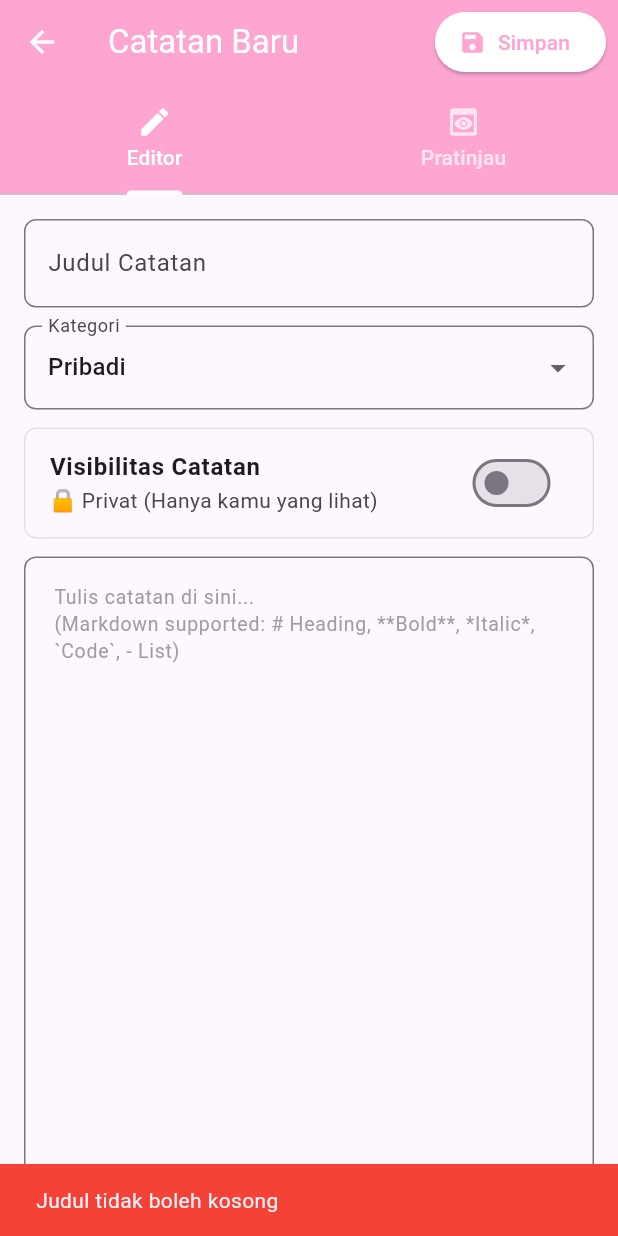
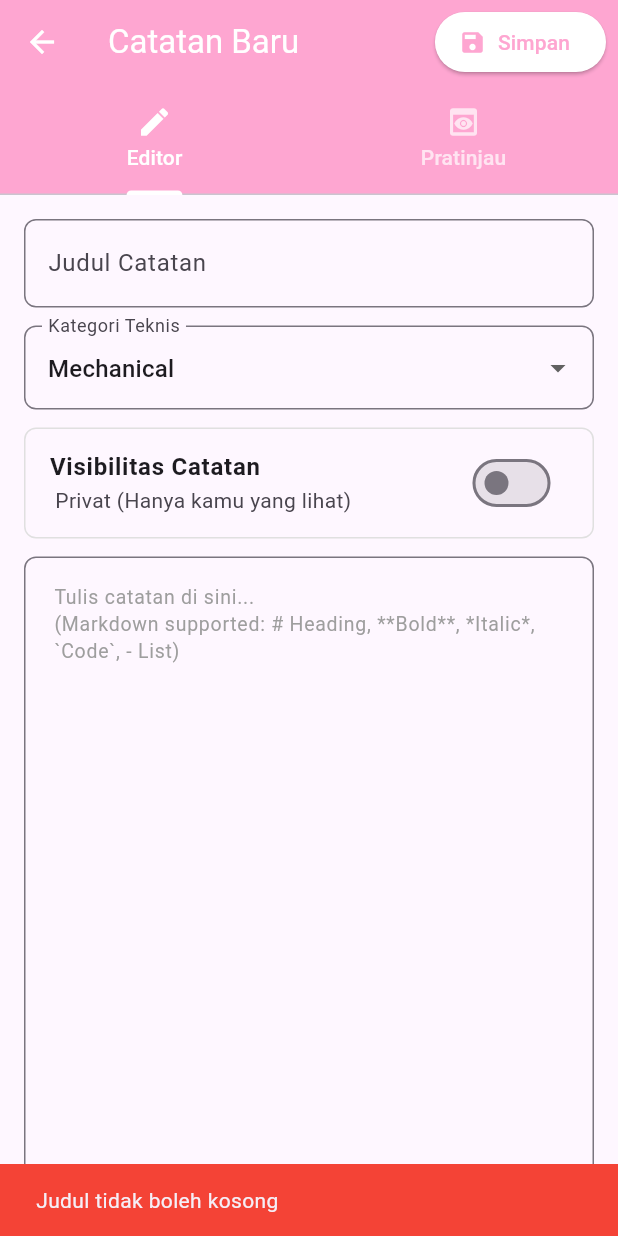
Before and after one commit to ucii88/-PY4_2A_D3_2024-_Modul1_026, a Flutter app: the LogEditorPage screen opened directly with empty values, after a tap on "Simpan", on a phone screen of 412 x 824 dp. Run offline on Flutter 3.47's test engine with Material 3 defaults, Android fonts, the phone set to English and light mode, and no system bars; our stand-ins replace connectivity_plus, flutter_dotenv, flutter_markdown, hive, hive_flutter, shared_preferences; missing offline and left inert: mongo_dart; accounts and stored records are empty.

Commit message:
modul 5 final

```diff
--- a/lib/features/logbook/log_editor_page.dart
+++ b/lib/features/logbook/log_editor_page.dart
@@ -41,7 +41,7 @@ class _LogEditorPageState extends State<LogEditorPage> {
       text: widget.log?.description ?? '',
     );
     _categoryController = TextEditingController(
-      text: widget.log?.category ?? 'Pribadi',
+      text: widget.log?.category ?? 'Mechanical',
     );
     _isPublic = widget.log?.isPublic ?? false; // Initialize from existing log
 
@@ -93,7 +93,7 @@ class _LogEditorPageState extends State<LogEditorPage> {
         if (mounted) {
           ScaffoldMessenger.of(context).showSnackBar(
             const SnackBar(
-              content: Text('✅ Catatan berhasil disimpan'),
+              content: Text(' Catatan berhasil disimpan'),
               backgroundColor: Colors.green,
               duration: Duration(seconds: 2),
             ),
@@ -113,7 +113,7 @@ class _LogEditorPageState extends State<LogEditorPage> {
         if (mounted) {
           ScaffoldMessenger.of(context).showSnackBar(
             const SnackBar(
-              content: Text('✅ Catatan berhasil diupdate'),
+              content: Text(' Catatan berhasil diupdate'),
               backgroundColor: Colors.green,
               duration: Duration(seconds: 2),
             ),
@@ -139,6 +139,20 @@ class _LogEditorPageState extends State<LogEditorPage> {
     _descController.dispose();
     _categoryController.dispose();
     super.dispose();
+  }
+
+  /// Helper: Ambil warna berdasarkan kategori
+  Color _getCategoryColor(String category) {
+    switch (category) {
+      case "Mechanical":
+        return const Color.fromARGB(255, 138, 199, 140); // Hijau
+      case "Electronic":
+        return const Color.fromARGB(255, 111, 175, 227); // Biru
+      case "Software":
+        return const Color.fromARGB(255, 224, 146, 94); // Oranye
+      default:
+        return const Color.fromARGB(255, 158, 158, 158); // Abu-abu fallback
+    }
   }
 
   @override
@@ -231,13 +245,20 @@ class _LogEditorPageState extends State<LogEditorPage> {
           ),
           const SizedBox(height: 12),
 
-          // ========== FIELD: CATEGORY ==========
+          // ========== FIELD: CATEGORY (Homework 3: Categorization & Color Coding) ==========
           DropdownButtonFormField<String>(
-            initialValue: _categoryController.text.isEmpty
-                ? 'Pribadi'
-                : _categoryController.text,
+            isExpanded: true,
+            initialValue:
+                [
+                  'Mechanical',
+                  'Electronic',
+                  'Software',
+                ].contains(_categoryController.text)
+                ? _categoryController.text
+                : 'Mechanical',
             decoration: InputDecoration(
-              labelText: "Kategori",
+              labelText: "Kategori Teknis",
+              hintText: "Pilih kategori: Mechanical, Electronic, atau Software",
               border: OutlineInputBorder(
                 borderRadius: BorderRadius.circular(8),
               ),
@@ -249,11 +270,11 @@ class _LogEditorPageState extends State<LogEditorPage> {
                 ),
               ),
             ),
-            items: ['Pribadi', 'Pekerjaan', 'Urgent']
+            items: ['Mechanical', 'Electronic', 'Software']
                 .map((cat) => DropdownMenuItem(value: cat, child: Text(cat)))
                 .toList(),
             onChanged: (value) {
-              _categoryController.text = value ?? 'Pribadi';
+              _categoryController.text = value ?? 'Mechanical';
             },
           ),
           const SizedBox(height: 12),
@@ -270,8 +291,8 @@ class _LogEditorPageState extends State<LogEditorPage> {
               ),
               subtitle: Text(
                 _isPublic
-                    ? "🌐 Publik (Semua bisa lihat)"
-                    : "🔒 Privat (Hanya kamu yang lihat)",
+                    ? " Publik (Semua bisa lihat)"
+                    : " Privat (Hanya kamu yang lihat)",
               ),
               trailing: Switch(
                 value: _isPublic,
@@ -353,7 +374,7 @@ class _LogEditorPageState extends State<LogEditorPage> {
                   vertical: 6,
                 ),
                 decoration: BoxDecoration(
-                  color: const Color.fromARGB(255, 254, 166, 209),
+                  color: _getCategoryColor(_categoryController.text),
                   borderRadius: BorderRadius.circular(20),
                 ),
                 child: Text(
--- a/lib/features/logbook/models/log_model.dart
+++ b/lib/features/logbook/models/log_model.dart
@@ -39,7 +39,7 @@ class LogModel {
     required this.title,
     required this.date,
     required this.description,
-    this.category = "Pribadi",
+    this.category = "Mechanical", // Default kategori Mechanical
     this.id,
     required this.authorId,
     required this.teamId,
--- a/lib/services/connectivity_service.dart
+++ b/lib/services/connectivity_service.dart
@@ -31,7 +31,7 @@ class ConnectivityService {
     // onConnectivityChanged mengembalikan List<ConnectivityResult>
     // Listener ini dipanggil SETIAP kali ada perubahan WiFi/Cellular
     _connectivitySubscription = _connectivity.onConnectivityChanged.listen((
-      List<ConnectivityResult> results,
+      results,
     ) {
       // Cek apakah ada WiFi atau Cellular (exclude none)
       final hasConnection = results.any(
```
Also changed, not shown: lib/features/logbook/log_view.dart (+22 -9 lines), lib/services/access_control_service.dart (+5 -6 lines).
